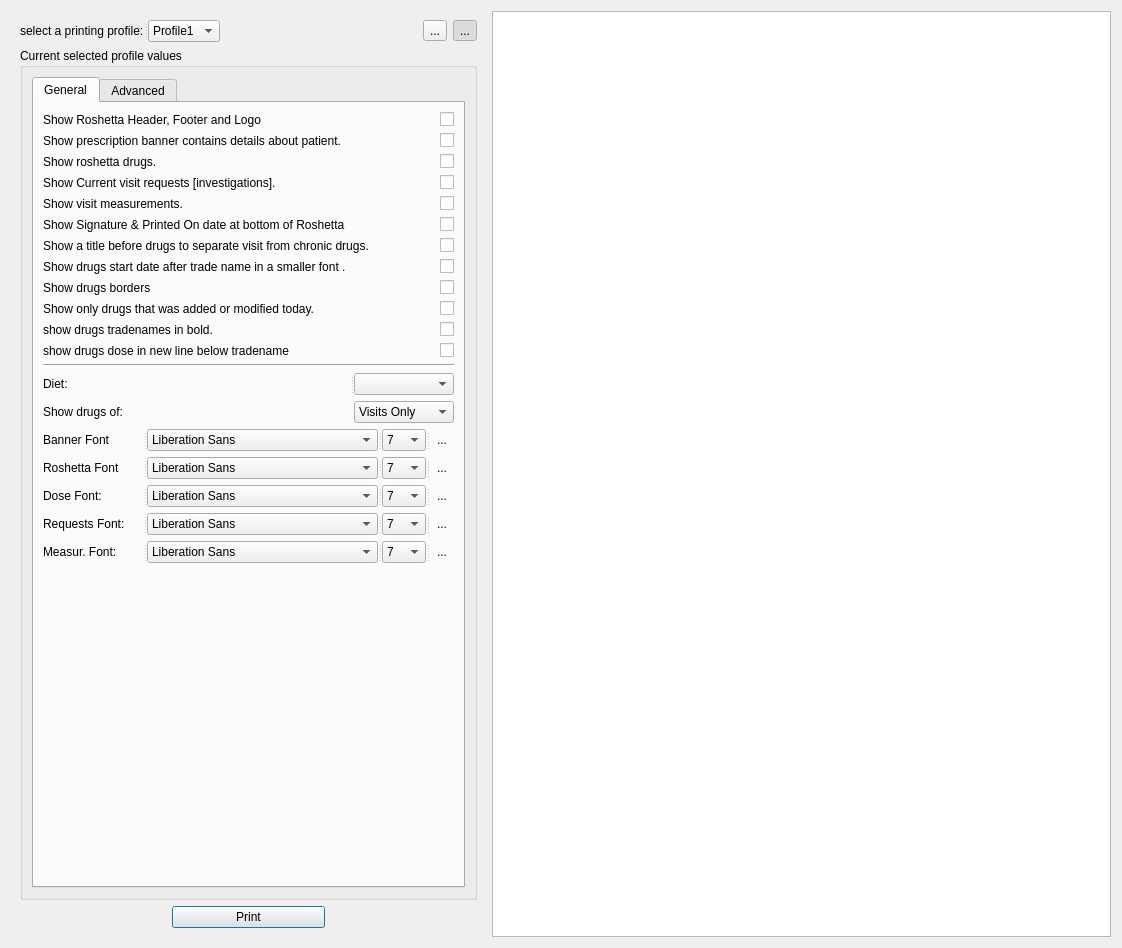
The window that qtemr/printdrugs.ui (dr3mro/SmartClinic) describes before a commit, drawn with Qt 5.
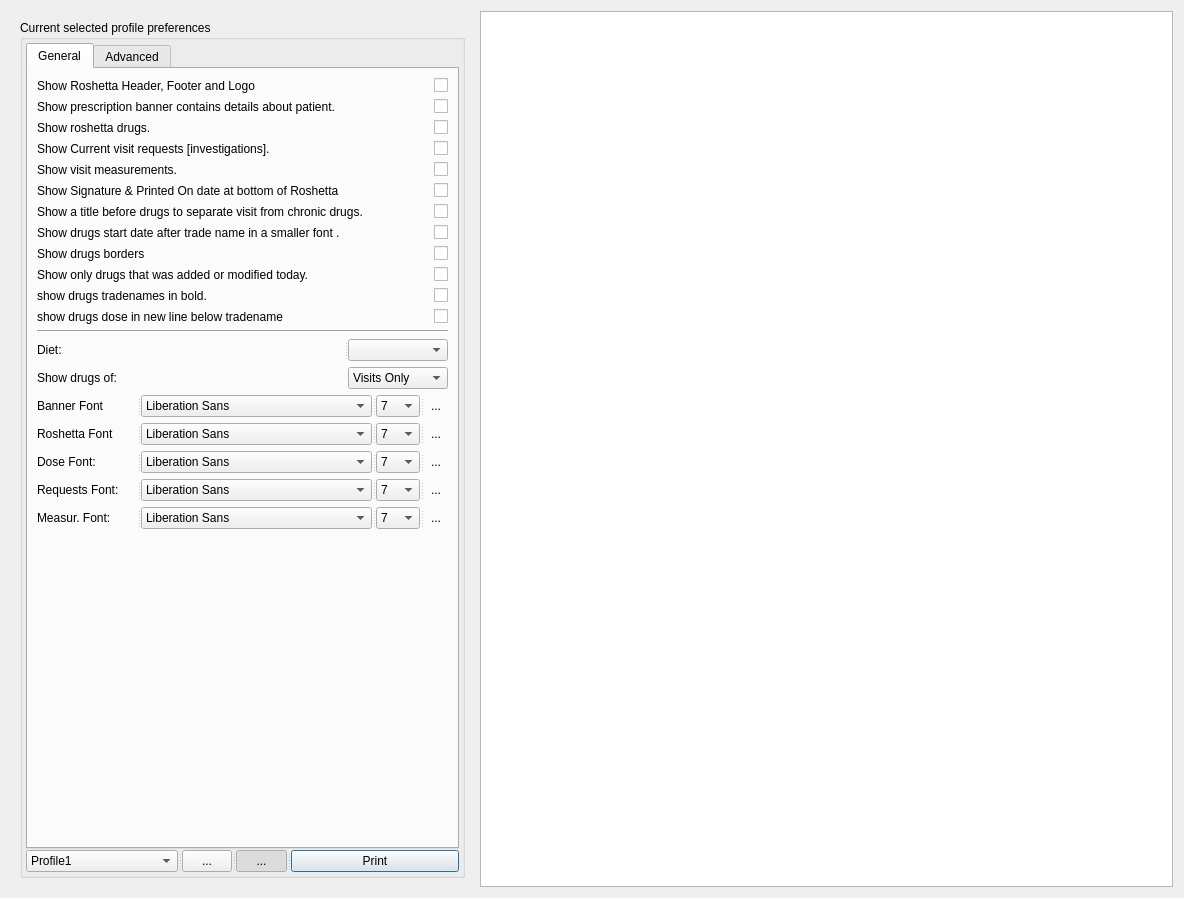
The same window after the commit. Icons and pictures are not drawn. Custom widgets are drawn as their Qt base class.

Commit message: * Fix bug of diet spacing * fix widget size on 720p

```diff
--- a/qtemr/printdrugs.ui
+++ b/qtemr/printdrugs.ui
@@ -9,8 +9,8 @@
    <rect>
     <x>0</x>
     <y>0</y>
-    <width>1122</width>
-    <height>948</height>
+    <width>1184</width>
+    <height>898</height>
    </rect>
   </property>
   <property name="sizePolicy">
@@ -28,7 +28,7 @@
   <property name="windowTitle">
    <string>Print</string>
   </property>
-  <layout class="QHBoxLayout" name="horizontalLayout_3">
+  <layout class="QHBoxLayout" name="horizontalLayout">
    <item>
     <widget class="QWidget" name="widget" native="true">
      <property name="sizePolicy">
@@ -37,122 +37,28 @@
        <verstretch>0</verstretch>
       </sizepolicy>
      </property>
-     <layout class="QVBoxLayout" name="verticalLayout_3">
-      <item>
-       <layout class="QHBoxLayout" name="horizontalLayout_2">
-        <item>
-         <widget class="QSplitter" name="splitter_9">
-          <property name="sizePolicy">
-           <sizepolicy hsizetype="Preferred" vsizetype="Fixed">
-            <horstretch>0</horstretch>
-            <verstretch>0</verstretch>
-           </sizepolicy>
-          </property>
-          <property name="orientation">
-           <enum>Qt::Horizontal</enum>
-          </property>
-          <widget class="QLabel" name="label_28">
-           <property name="sizePolicy">
-            <sizepolicy hsizetype="Minimum" vsizetype="Minimum">
-             <horstretch>0</horstretch>
-             <verstretch>0</verstretch>
-            </sizepolicy>
-           </property>
-           <property name="text">
-            <string>select a printing profile:</string>
-           </property>
-          </widget>
-          <widget class="QComboBox" name="printerProfile">
-           <property name="sizePolicy">
-            <sizepolicy hsizetype="Minimum" vsizetype="Minimum">
-             <horstretch>0</horstretch>
-             <verstretch>0</verstretch>
-            </sizepolicy>
-           </property>
-           <item>
-            <property name="text">
-             <string>Profile1</string>
-            </property>
-           </item>
-           <item>
-            <property name="text">
-             <string>Profile2</string>
-            </property>
-           </item>
-           <item>
-            <property name="text">
-             <string>Profile3</string>
-            </property>
-           </item>
-           <item>
-            <property name="text">
-             <string>Profile4</string>
-            </property>
-           </item>
-          </widget>
-         </widget>
-        </item>
-        <item>
-         <spacer name="horizontalSpacer">
-          <property name="orientation">
-           <enum>Qt::Horizontal</enum>
-          </property>
-          <property name="sizeHint" stdset="0">
-           <size>
-            <width>40</width>
-            <height>20</height>
-           </size>
-          </property>
-         </spacer>
-        </item>
-        <item>
-         <widget class="QToolButton" name="ButtonRefresh">
-          <property name="toolTip">
-           <string>&lt;html&gt;&lt;head/&gt;&lt;body&gt;&lt;p&gt;Refresh&lt;/p&gt;&lt;/body&gt;&lt;/html&gt;</string>
-          </property>
-          <property name="text">
-           <string>...</string>
-          </property>
-          <property name="icon">
-           <iconset resource="resources.qrc">
-            <normaloff>:/Graphics/refresh</normaloff>:/Graphics/refresh</iconset>
-          </property>
-          <property name="shortcut">
-           <string>F9</string>
-          </property>
-         </widget>
-        </item>
-        <item>
-         <widget class="QToolButton" name="lockUnlockButton">
-          <property name="toolTip">
-           <string>&lt;html&gt;&lt;head/&gt;&lt;body&gt;&lt;p&gt;Toogle ReadOnly Mode&lt;/p&gt;&lt;/body&gt;&lt;/html&gt;</string>
-          </property>
-          <property name="text">
-           <string>...</string>
-          </property>
-          <property name="icon">
-           <iconset resource="resources.qrc">
-            <normaloff>:/Graphics/lock</normaloff>:/Graphics/lock</iconset>
-          </property>
-          <property name="shortcut">
-           <string>F8</string>
-          </property>
-          <property name="checkable">
-           <bool>true</bool>
-          </property>
-          <property name="checked">
-           <bool>true</bool>
-          </property>
-         </widget>
-        </item>
-       </layout>
-      </item>
-      <item>
+     <layout class="QGridLayout" name="gridLayout_4">
+      <item row="0" column="0">
        <widget class="QGroupBox" name="groupBox">
         <property name="title">
-         <string>Current selected profile values</string>
+         <string>Current selected profile preferences</string>
         </property>
         <layout class="QGridLayout" name="gridLayout">
+         <property name="leftMargin">
+          <number>3</number>
+         </property>
+         <property name="topMargin">
+          <number>3</number>
+         </property>
+         <property name="rightMargin">
+          <number>3</number>
+         </property>
+         <property name="bottomMargin">
+          <number>3</number>
+         </property>
+         <property name="spacing">
+          <number>1</number>
+         </property>
          <item row="0" column="0">
           <widget class="QTabWidget" name="printingTabOptions">
            <property name="currentIndex">
@@ -162,8 +68,8 @@
             <attribute name="title">
              <string>General</string>
             </attribute>
-            <layout class="QVBoxLayout" name="verticalLayout_2">
-             <item>
+            <layout class="QGridLayout" name="gridLayout_3">
+             <item row="0" column="0">
               <layout class="QHBoxLayout" name="horizontalLayout_16">
                <item>
                 <widget class="QLabel" name="label_32">
@@ -187,7 +93,7 @@
                </item>
               </layout>
              </item>
-             <item>
+             <item row="1" column="0">
               <layout class="QHBoxLayout" name="horizontalLayout_8">
                <item>
                 <widget class="QLabel" name="label_19">
@@ -211,7 +117,7 @@
                </item>
               </layout>
              </item>
-             <item>
+             <item row="2" column="0">
               <layout class="QHBoxLayout" name="horizontalLayout_5">
                <item>
                 <widget class="QLabel" name="label_16">
@@ -235,7 +141,7 @@
                </item>
               </layout>
              </item>
-             <item>
+             <item row="3" column="0">
               <layout class="QHBoxLayout" name="horizontalLayout_6">
                <item>
                 <widget class="QLabel" name="label_17">
@@ -259,7 +165,7 @@
                </item>
               </layout>
              </item>
-             <item>
+             <item row="4" column="0">
               <layout class="QHBoxLayout" name="horizontalLayout_7">
                <item>
                 <widget class="QLabel" name="label_18">
@@ -283,7 +189,7 @@
                </item>
               </layout>
              </item>
-             <item>
+             <item row="5" column="0">
               <layout class="QHBoxLayout" name="horizontalLayout_18">
                <item>
                 <widget class="QLabel" name="label_35">
@@ -307,7 +213,7 @@
                </item>
               </layout>
              </item>
-             <item>
+             <item row="6" column="0">
               <layout class="QHBoxLayout" name="horizontalLayout_14">
                <item>
                 <widget class="QLabel" name="label_30">
@@ -337,7 +243,7 @@
                </item>
               </layout>
              </item>
-             <item>
+             <item row="7" column="0">
               <layout class="QHBoxLayout" name="horizontalLayout_17">
                <item>
                 <widget class="QLabel" name="label_34">
@@ -361,7 +267,7 @@
                </item>
               </layout>
              </item>
-             <item>
+             <item row="8" column="0">
               <layout class="QHBoxLayout" name="horizontalLayout_9">
                <item>
                 <widget class="QLabel" name="label_24">
@@ -385,7 +291,7 @@
                </item>
               </layout>
              </item>
-             <item>
+             <item row="9" column="0">
               <layout class="QHBoxLayout" name="horizontalLayout_10">
                <item>
                 <widget class="QLabel" name="label_21">
@@ -409,7 +315,7 @@
                </item>
               </layout>
              </item>
-             <item>
+             <item row="10" column="0">
               <layout class="QHBoxLayout" name="horizontalLayout_12">
                <item>
                 <widget class="QLabel" name="label_23">
@@ -433,7 +339,7 @@
                </item>
               </layout>
              </item>
-             <item>
+             <item row="11" column="0">
               <layout class="QHBoxLayout" name="horizontalLayout_11">
                <item>
                 <widget class="QLabel" name="label_22">
@@ -457,14 +363,14 @@
                </item>
               </layout>
              </item>
-             <item>
+             <item row="12" column="0">
               <widget class="Line" name="line">
                <property name="orientation">
                 <enum>Qt::Horizontal</enum>
                </property>
               </widget>
              </item>
-             <item>
+             <item row="13" column="0">
               <widget class="QSplitter" name="splitter_12">
                <property name="orientation">
                 <enum>Qt::Horizontal</enum>
@@ -484,7 +390,7 @@
                </widget>
               </widget>
              </item>
-             <item>
+             <item row="14" column="0">
               <widget class="QSplitter" name="splitter_14">
                <property name="orientation">
                 <enum>Qt::Horizontal</enum>
@@ -522,7 +428,7 @@
                </widget>
               </widget>
              </item>
-             <item>
+             <item row="15" column="0">
               <widget class="QSplitter" name="splitter_3">
                <property name="orientation">
                 <enum>Qt::Horizontal</enum>
@@ -642,7 +548,7 @@
                </widget>
               </widget>
              </item>
-             <item>
+             <item row="16" column="0">
               <widget class="QSplitter" name="splitter_10">
                <property name="orientation">
                 <enum>Qt::Horizontal</enum>
@@ -762,7 +668,7 @@
                </widget>
               </widget>
              </item>
-             <item>
+             <item row="17" column="0">
               <widget class="QSplitter" name="splitter_11">
                <property name="orientation">
                 <enum>Qt::Horizontal</enum>
@@ -882,7 +788,7 @@
                </widget>
               </widget>
              </item>
-             <item>
+             <item row="18" column="0">
               <widget class="QSplitter" name="splitter_13">
                <property name="orientation">
                 <enum>Qt::Horizontal</enum>
@@ -1002,7 +908,7 @@
                </widget>
               </widget>
              </item>
-             <item>
+             <item row="19" column="0">
               <widget class="QSplitter" name="splitter_15">
                <property name="orientation">
                 <enum>Qt::Horizontal</enum>
@@ -1122,7 +1028,7 @@
                </widget>
               </widget>
              </item>
-             <item>
+             <item row="20" column="0">
               <spacer name="verticalSpacer">
                <property name="orientation">
                 <enum>Qt::Vertical</enum>
@@ -1480,25 +1386,75 @@
            </widget>
           </widget>
          </item>
-        </layout>
-       </widget>
-      </item>
-      <item>
-       <layout class="QHBoxLayout" name="horizontalLayout">
-        <item>
-         <spacer name="horizontalSpacer_3">
+         <item row="1" column="0">
+          <widget class="QSplitter" name="splitter_9">
           <property name="orientation">
            <enum>Qt::Horizontal</enum>
           </property>
-          <property name="sizeHint" stdset="0">
-           <size>
-            <width>40</width>
-            <height>20</height>
-           </size>
-          </property>
-         </spacer>
+           <widget class="QComboBox" name="printerProfile">
+            <property name="sizePolicy">
+             <sizepolicy hsizetype="Minimum" vsizetype="Minimum">
+              <horstretch>0</horstretch>
+              <verstretch>0</verstretch>
+             </sizepolicy>
+            </property>
+            <item>
+             <property name="text">
+              <string>Profile1</string>
+             </property>
         </item>
         <item>
+             <property name="text">
+              <string>Profile2</string>
+             </property>
+            </item>
+            <item>
+             <property name="text">
+              <string>Profile3</string>
+             </property>
+            </item>
+            <item>
+             <property name="text">
+              <string>Profile4</string>
+             </property>
+            </item>
+           </widget>
+           <widget class="QToolButton" name="ButtonRefresh">
+            <property name="toolTip">
+             <string>&lt;html&gt;&lt;head/&gt;&lt;body&gt;&lt;p&gt;Refresh&lt;/p&gt;&lt;/body&gt;&lt;/html&gt;</string>
+            </property>
+            <property name="text">
+             <string>...</string>
+            </property>
+            <property name="icon">
+             <iconset resource="resources.qrc">
+              <normaloff>:/Graphics/refresh</normaloff>:/Graphics/refresh</iconset>
+            </property>
+            <property name="shortcut">
+             <string>F9</string>
+            </property>
+           </widget>
+           <widget class="QToolButton" name="lockUnlockButton">
+            <property name="toolTip">
+             <string>&lt;html&gt;&lt;head/&gt;&lt;body&gt;&lt;p&gt;Toogle ReadOnly Mode&lt;/p&gt;&lt;/body&gt;&lt;/html&gt;</string>
+            </property>
+            <property name="text">
+             <string>...</string>
+            </property>
+            <property name="icon">
+             <iconset resource="resources.qrc">
+              <normaloff>:/Graphics/lock</normaloff>:/Graphics/lock</iconset>
+            </property>
+            <property name="shortcut">
+             <string>F8</string>
+            </property>
+            <property name="checkable">
+             <bool>true</bool>
+            </property>
+            <property name="checked">
+             <bool>true</bool>
+            </property>
+           </widget>
          <widget class="QSplitter" name="splitter_8">
           <property name="maximumSize">
            <size>
@@ -1543,21 +1499,10 @@
            </property>
           </widget>
          </widget>
-        </item>
-        <item>
-         <spacer name="horizontalSpacer_4">
-          <property name="orientation">
-           <enum>Qt::Horizontal</enum>
-          </property>
-          <property name="sizeHint" stdset="0">
-           <size>
-            <width>40</width>
-            <height>20</height>
-           </size>
-          </property>
-         </spacer>
-        </item>
-       </layout>
+          </widget>
+         </item>
+        </layout>
+       </widget>
       </item>
      </layout>
     </widget>
@@ -1584,6 +1529,11 @@
   </layout>
  </widget>
  <customwidgets>
+  <customwidget>
+   <class>TextEdit</class>
+   <extends>QTextEdit</extends>
+   <header>textedit.h</header>
+  </customwidget>
   <customwidget>
    <class>Switch</class>
    <extends>QCheckBox</extends>
@@ -1604,11 +1554,6 @@
    <extends>QTextEdit</extends>
    <header>pagestextedit.h</header>
   </customwidget>
-  <customwidget>
-   <class>TextEdit</class>
-   <extends>QTextEdit</extends>
-   <header>textedit.h</header>
-  </customwidget>
  </customwidgets>
  <tabstops>
   <tabstop>fastPrint</tabstop>
```
Lines whose indentation alone changed are shown as unchanged. The commit also changes 1 other file.
